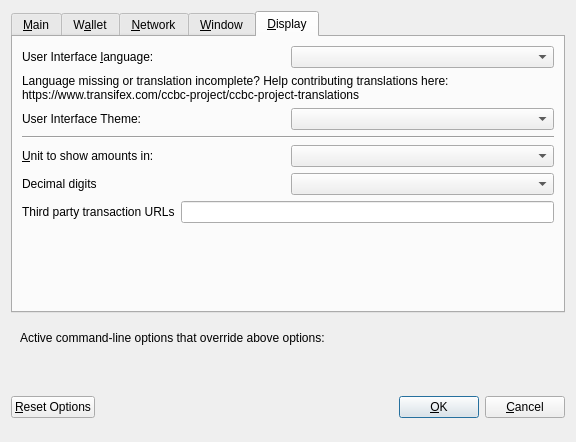
The window that src/qt/forms/optionsdialog.ui (CryptoCashBack-Hub/smrtc) describes before a commit, drawn with Qt 5.
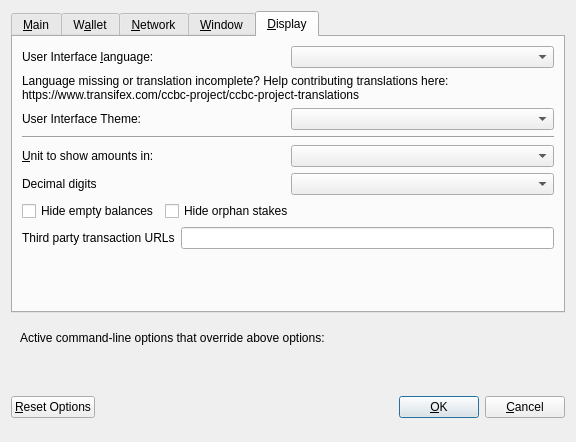
The same window after the commit. The open tabs and pages were chosen to show the change. Custom widgets are drawn as their Qt base class.

```diff
--- a/src/qt/forms/optionsdialog.ui
+++ b/src/qt/forms/optionsdialog.ui
@@ -487,7 +487,7 @@
         </widget>
        </item>
        <item>
-        <layout class="QHBoxLayout" name="horizontalLayout_4_Display" stretch="0,0">
+        <layout class="QHBoxLayout" name="horizontalLayout_2_Display" stretch="0,0">
          <item>
           <widget class="QLabel" name="themeLabel">
            <property name="text">
@@ -508,7 +508,7 @@
         </widget>
        </item>
        <item>
-        <layout class="QHBoxLayout" name="horizontalLayout_2_Display">
+        <layout class="QHBoxLayout" name="horizontalLayout_3_Display">
          <item>
           <widget class="QLabel" name="unitLabel">
            <property name="text">
@@ -532,7 +532,7 @@
         </layout>
        </item>
        <item>
-        <layout class="QHBoxLayout" name="horizontalLayout_5_Display">
+        <layout class="QHBoxLayout" name="horizontalLayout_4_Display">
          <item>
           <widget class="QLabel" name="digitsLabel">
            <property name="text">
@@ -546,7 +546,47 @@
         </layout>
        </item>
        <item>
-        <layout class="QHBoxLayout" name="horizontalLayout_3_Display">
+        <layout class="QHBoxLayout" name="horizontalLayout_5_Display">
+         <item>
+          <widget class="QCheckBox" name="checkBoxHideZeroBalances">
+           <property name="toolTip">
+            <string>Hide empty balances</string>
+           </property>
+           <property name="layoutDirection">
+            <enum>Qt::LeftToRight</enum>
+           </property>
+           <property name="text">
+            <string>Hide empty balances</string>
+           </property>
+          </widget>
+         </item>
+         <item>
+          <widget class="QCheckBox" name="checkBoxHideOrphans">
+           <property name="toolTip">
+            <string>Hide orphan stakes in transaction lists</string>
+           </property>
+           <property name="text">
+            <string>Hide orphan stakes</string>
+           </property>
+          </widget>
+         </item>
+         <item>
+          <spacer name="horizontalSpacer">
+           <property name="orientation">
+            <enum>Qt::Horizontal</enum>
+           </property>
+           <property name="sizeHint" stdset="0">
+            <size>
+             <width>40</width>
+             <height>20</height>
+            </size>
+           </property>
+          </spacer>
+         </item>
+        </layout>
+       </item>
+       <item>
+        <layout class="QHBoxLayout" name="horizontalLayout_6_Display">
          <item>
           <widget class="QLabel" name="thirdPartyTxUrlsLabel">
            <property name="toolTip">
```
Left out of the diff: 48 changed lines with no effect on the pictures.
